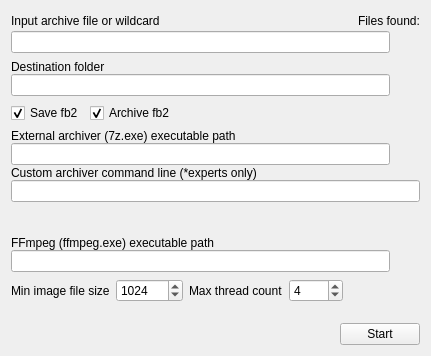
Before: the Qt Designer form src/home/tool/fb2cut/MainWindow.ui in heimdallr/books, drawn with Qt 5.
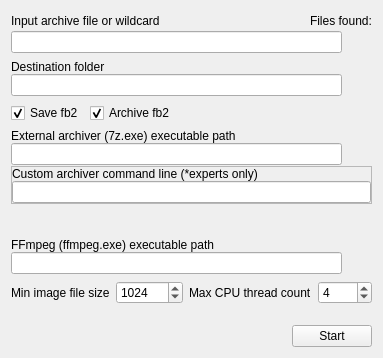
After: the same form once the commit is applied. Icons and pictures are not drawn.

The edit to the form file:
```diff
--- a/src/home/tool/fb2cut/MainWindow.ui
+++ b/src/home/tool/fb2cut/MainWindow.ui
@@ -6,8 +6,8 @@
    <rect>
     <x>0</x>
     <y>0</y>
-    <width>431</width>
-    <height>356</height>
+    <width>369</width>
+    <height>358</height>
    </rect>
   </property>
   <property name="sizePolicy">
@@ -20,7 +20,7 @@
    <string notr="true">fb2cut</string>
   </property>
   <widget class="QWidget" name="centralWidget">
-   <layout class="QVBoxLayout" name="verticalLayout_4">
+   <layout class="QVBoxLayout" name="verticalLayout_5">
     <item>
      <layout class="QVBoxLayout" name="_2">
       <property name="spacing">
@@ -98,11 +98,7 @@
       <item>
        <layout class="QHBoxLayout" name="_4">
         <item>
-         <widget class="QLineEdit" name="editDstFolder">
-          <property name="readOnly">
-           <bool>true</bool>
-          </property>
-         </widget>
+         <widget class="QLineEdit" name="editDstFolder"/>
         </item>
         <item>
          <widget class="QToolButton" name="btnDstFolder">
@@ -174,11 +170,7 @@
       <item>
        <layout class="QHBoxLayout" name="_11">
         <item>
-         <widget class="QLineEdit" name="editExternalArchiver">
-          <property name="readOnly">
-           <bool>true</bool>
-          </property>
-         </widget>
+         <widget class="QLineEdit" name="editExternalArchiver"/>
         </item>
         <item>
          <widget class="QToolButton" name="btnExternalArchiver">
@@ -197,15 +189,42 @@
        </layout>
       </item>
       <item>
-       <widget class="QLabel" name="label_5">
-        <property name="text">
-         <string>Custom archiver command line (*experts only)</string>
+       <widget class="QFrame" name="archiveOptionsFrame">
+        <property name="frameShape">
+         <enum>QFrame::StyledPanel</enum>
         </property>
+        <property name="frameShadow">
+         <enum>QFrame::Raised</enum>
+        </property>
+        <layout class="QVBoxLayout" name="verticalLayout_4">
+         <property name="spacing">
+          <number>0</number>
+         </property>
+         <property name="leftMargin">
+          <number>0</number>
+         </property>
+         <property name="topMargin">
+          <number>0</number>
+         </property>
+         <property name="rightMargin">
+          <number>0</number>
+         </property>
+         <property name="bottomMargin">
+          <number>0</number>
+         </property>
+         <item>
+          <widget class="QLabel" name="label_5">
+           <property name="text">
+            <string>Custom archiver command line (*experts only)</string>
+           </property>
+          </widget>
+         </item>
+         <item>
+          <widget class="QLineEdit" name="editArchiverCommandLine"/>
+         </item>
+        </layout>
        </widget>
       </item>
-      <item>
-       <widget class="QLineEdit" name="editArchiverCommandLine"/>
-      </item>
      </layout>
     </item>
     <item>
@@ -251,11 +270,7 @@
       <item>
        <layout class="QHBoxLayout" name="_13">
         <item>
-         <widget class="QLineEdit" name="editFfmpeg">
-          <property name="readOnly">
-           <bool>true</bool>
-          </property>
-         </widget>
+         <widget class="QLineEdit" name="editFfmpeg"/>
         </item>
         <item>
          <widget class="QToolButton" name="btnFfmpeg">
@@ -297,7 +312,7 @@
       <item>
        <widget class="QLabel" name="label_2">
         <property name="text">
-         <string>Max thread count</string>
+         <string>Max CPU thread count</string>
         </property>
        </widget>
       </item>
```
Left out of the diff: 10 changed lines with no effect on the pictures.
